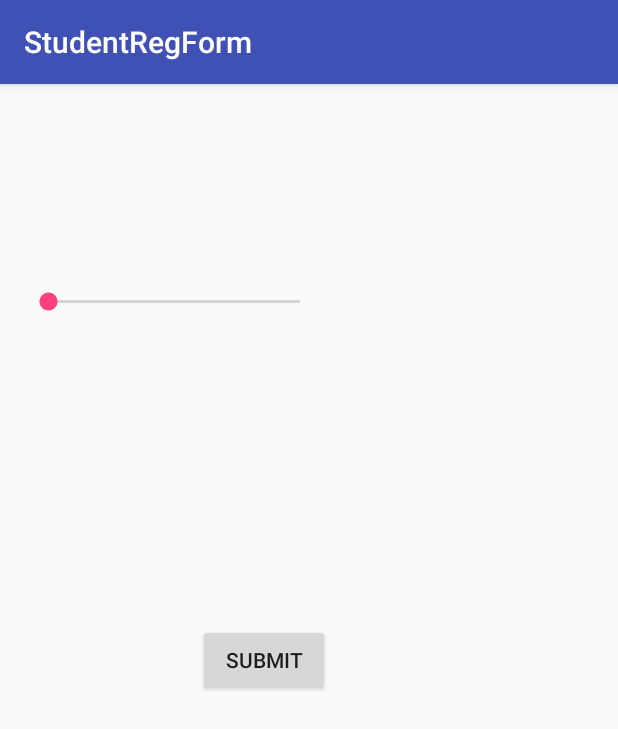
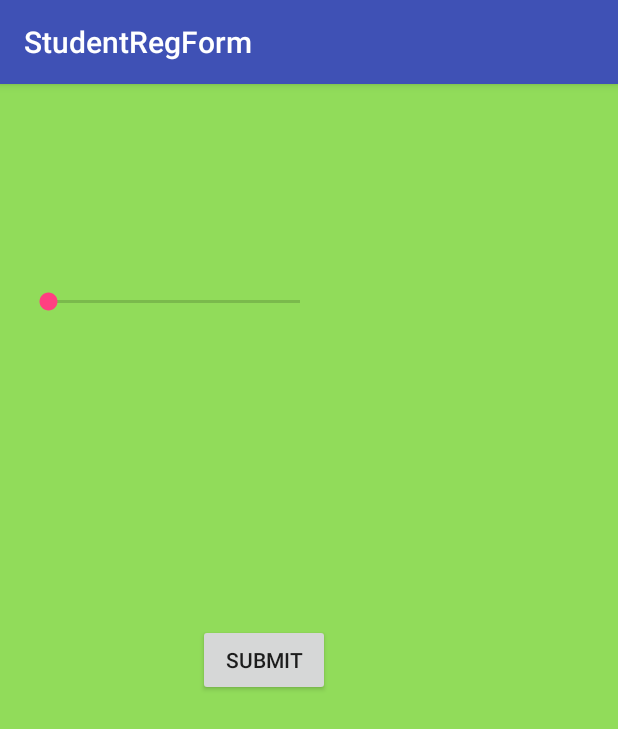
Before and after one commit to Salad7/StudentRegForm, an Android app: the screen it shows after launch (MainActivity), on a phone screen of 412 x 824 dp. Shown: the top 729 px of the screen. Run offline under Robolectric (Android 15) with nearby library versions, the phone set to English and light mode, and no system bars.

Commit message:
Changed background color

```diff
--- a/app/src/main/res/layout/activity_display.xml
+++ b/app/src/main/res/layout/activity_display.xml
@@ -1,6 +1,7 @@
 <?xml version="1.0" encoding="utf-8"?>
 <LinearLayout xmlns:android="http://schemas.android.com/apk/res/android"
     android:orientation="vertical"
+    android:background="#91DC5A"
     android:layout_width="match_parent"
     android:layout_height="match_parent">
 
--- a/app/src/main/res/layout/activity_main.xml
+++ b/app/src/main/res/layout/activity_main.xml
@@ -4,6 +4,7 @@
     android:id="@+id/activity_main"
     android:layout_width="match_parent"
     android:layout_height="match_parent"
+    android:background="#91DC5A"
     android:paddingBottom="@dimen/activity_vertical_margin"
     android:paddingLeft="@dimen/activity_horizontal_margin"
     android:paddingRight="@dimen/activity_horizontal_margin"
```
